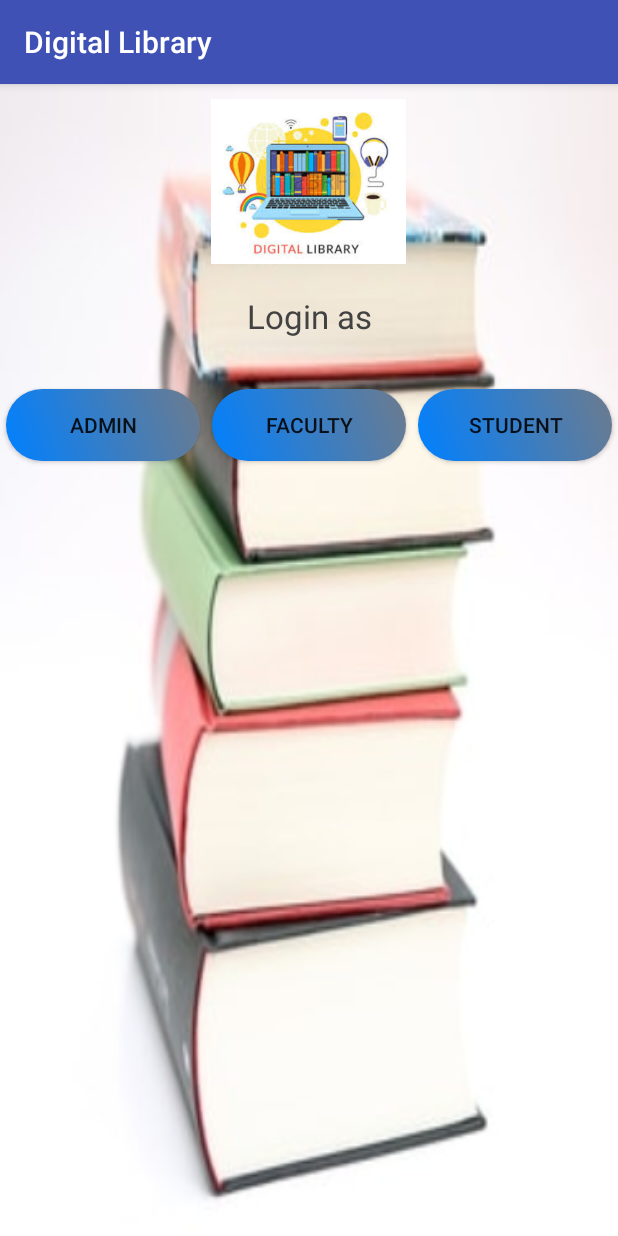
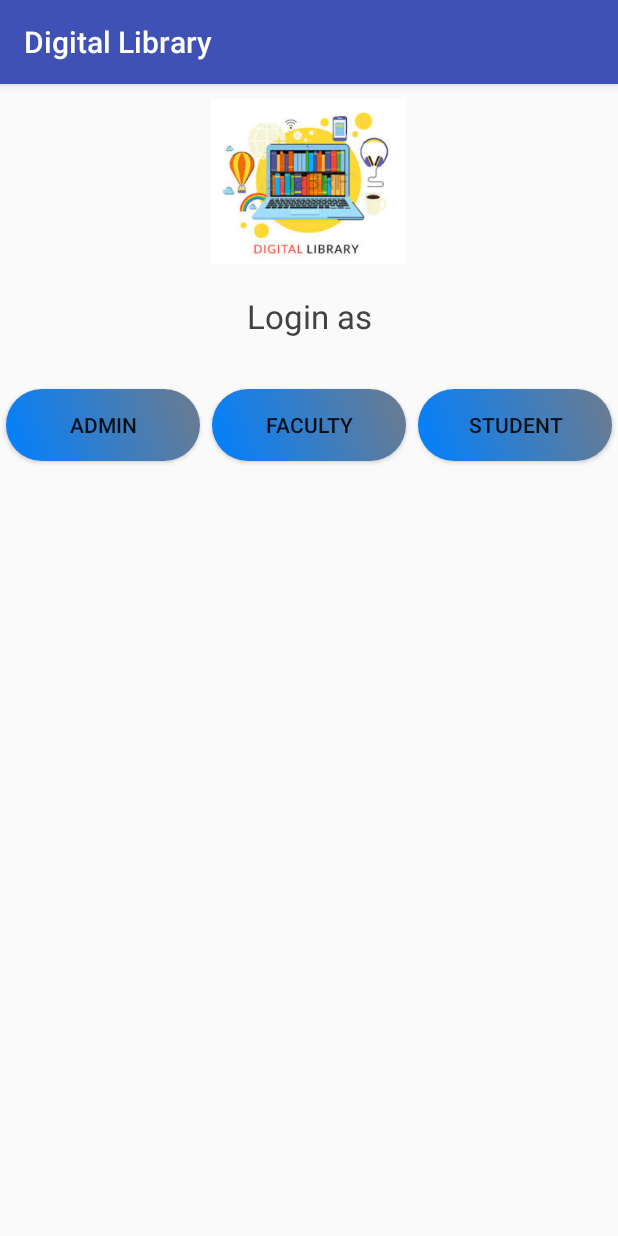
Before and after one commit to SagarKhengat/DigitalLibrary, an Android app: the screen it shows after launch (PreLoginActivity), on a phone screen of 412 x 824 dp. Run offline under Robolectric (Android 15) with nearby library versions, the phone set to English and light mode, and no system bars; libraries missing offline, so code that uses them is left out: com.j256.ormlite; 4 statements that could not run were skipped.

```diff
--- a/app/src/main/res/layout/activity_pre_login.xml
+++ b/app/src/main/res/layout/activity_pre_login.xml
@@ -5,7 +5,6 @@
     xmlns:tools="http://schemas.android.com/tools"
     android:layout_width="match_parent"
     android:layout_height="match_parent"
-    android:background="@drawable/librarybackground"
     android:orientation="vertical"
     tools:context="sagar.khengat.digitallibrary.PreLoginActivity">
     <ImageView
```
